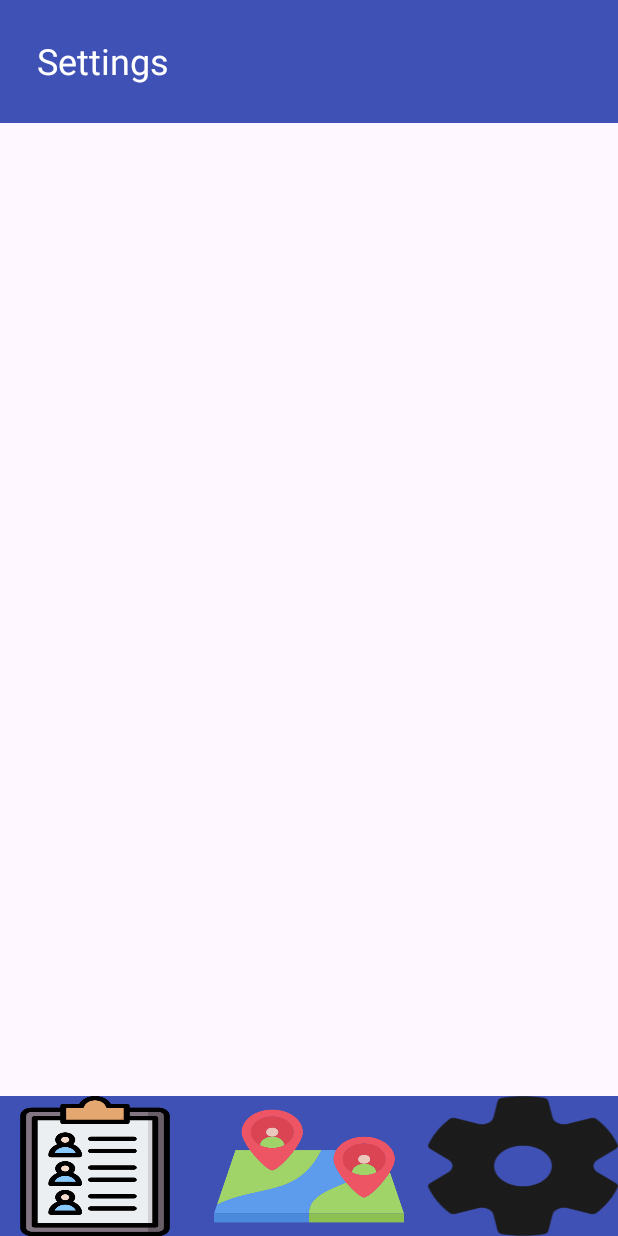
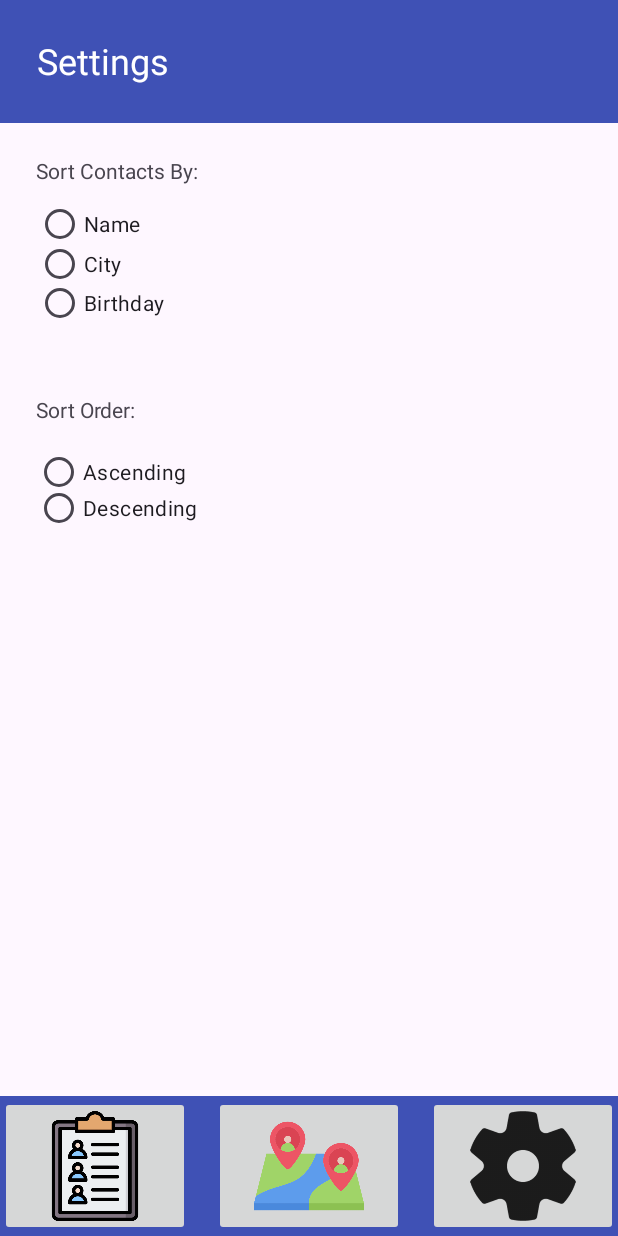
Before and after one commit to rockbeatspaper7/MOBILE-APP-CH-PROJECT, an Android app: the SettingsActivity screen opened directly, with no data from a screen before it, on a phone screen of 412 x 824 dp. Run offline under Robolectric (Android 15) with nearby library versions, the light colour scheme and no system bars.

Commit message:
made settings layout, and changed the initSettings button to where the clicking on the button while in the activity will not do anything

```diff
--- a/app/src/main/java/com/example/mycontactlist/SettingsActivity.java
+++ b/app/src/main/java/com/example/mycontactlist/SettingsActivity.java
@@ -45,10 +45,7 @@ public class SettingsActivity extends AppCompatActivity {
     }
     protected void initSettingsButton() {
         ImageButton imgButton = findViewById(R.id.settingsIcon);
-        imgButton.setOnClickListener(b -> {
-            Intent intent = new Intent(SettingsActivity.this, SettingsActivity.class);
-            intent.setFlags(Intent.FLAG_ACTIVITY_CLEAR_TOP);
-            startActivity(intent);
-        });
+        imgButton.setEnabled(false);
     }
+
 }
--- a/app/src/main/res/layout/settings_activity.xml
+++ b/app/src/main/res/layout/settings_activity.xml
@@ -20,7 +20,6 @@
 
         <TextView
             android:id="@+id/textView"
-            tools:textSize="24sp"
             android:layout_width="214dp"
             android:layout_height="34dp"
             android:text="Settings"
@@ -30,7 +29,8 @@
             app:layout_constraintEnd_toEndOf="parent"
             app:layout_constraintHorizontal_bias="0.126"
             app:layout_constraintStart_toStartOf="parent"
-            app:layout_constraintTop_toTopOf="parent" />
+            app:layout_constraintTop_toTopOf="parent"
+            tools:textSize="24sp" />
     </androidx.constraintlayout.widget.ConstraintLayout>
 
     <LinearLayout
@@ -52,7 +52,7 @@
             android:layout_height="match_parent"
             android:layout_marginEnd="8dp"
             android:layout_weight="1"
-            android:background="@drawable/contact_list_icon"
+            android:src="@drawable/contact_list_icon"
             android:contentDescription="contact icon"
             android:scaleType="fitCenter" />
 
@@ -63,7 +63,7 @@
             android:layout_marginStart="8dp"
             android:layout_marginEnd="8dp"
             android:layout_weight="1"
-            android:background="@drawable/map_icon"
+            android:src="@drawable/map_icon"
             android:contentDescription="map icon"
             android:scaleType="fitCenter" />
 
@@ -73,8 +73,85 @@
             android:layout_height="match_parent"
             android:layout_marginStart="8dp"
             android:layout_weight="1"
-            android:background="@drawable/settings_icon"
+            android:src="@drawable/settings_icon"
             android:contentDescription="settings icon"
             android:scaleType="fitCenter" />
     </LinearLayout>
+
+    <TextView
+        android:id="@+id/contactsView"
+        android:layout_width="wrap_content"
+        android:layout_height="wrap_content"
+        android:text="Sort Contacts By:"
+        app:layout_constraintBottom_toBottomOf="parent"
+        app:layout_constraintEnd_toEndOf="parent"
+        app:layout_constraintHorizontal_bias="0.079"
+        app:layout_constraintStart_toStartOf="parent"
+        app:layout_constraintTop_toTopOf="parent"
+        app:layout_constraintVertical_bias="0.129" />
+
+    <TextView
+        android:id="@+id/orderView"
+        android:layout_width="wrap_content"
+        android:layout_height="wrap_content"
+        android:text="Sort Order:"
+        app:layout_constraintBottom_toBottomOf="parent"
+        app:layout_constraintEnd_toEndOf="parent"
+        app:layout_constraintHorizontal_bias="0.069"
+        app:layout_constraintStart_toStartOf="parent"
+        app:layout_constraintTop_toTopOf="parent"
+        app:layout_constraintVertical_bias="0.327" />
+
+    <RadioGroup
+        android:id="@+id/radioGroup3"
+        android:layout_width="117dp"
+        android:layout_height="77dp"
+        app:layout_constraintBottom_toBottomOf="parent"
+        app:layout_constraintEnd_toEndOf="parent"
+        app:layout_constraintHorizontal_bias="0.081"
+        app:layout_constraintStart_toStartOf="parent"
+        app:layout_constraintTop_toTopOf="parent"
+        app:layout_constraintVertical_bias="0.183">
+
+        <RadioButton
+            android:id="@+id/radioName"
+            android:layout_width="match_parent"
+            android:layout_height="25dp"
+            android:text="Name" />
+
+        <RadioButton
+            android:id="@+id/radioCity"
+            android:layout_width="match_parent"
+            android:layout_height="28dp"
+            android:text="City" />
+
+        <RadioButton
+            android:id="@+id/radioBday"
+            android:layout_width="match_parent"
+            android:layout_height="wrap_content"
+            android:text="Birthday" />
+    </RadioGroup>
+
+    <RadioGroup
+        android:layout_width="128dp"
+        android:layout_height="48dp"
+        app:layout_constraintBottom_toBottomOf="parent"
+        app:layout_constraintEnd_toEndOf="parent"
+        app:layout_constraintHorizontal_bias="0.083"
+        app:layout_constraintStart_toStartOf="parent"
+        app:layout_constraintTop_toTopOf="parent"
+        app:layout_constraintVertical_bias="0.389">
+
+        <RadioButton
+            android:id="@+id/radioAsc"
+            android:layout_width="match_parent"
+            android:layout_height="25dp"
+            android:text="Ascending" />
+
+        <RadioButton
+            android:id="@+id/radioDesc"
+            android:layout_width="match_parent"
+            android:layout_height="wrap_content"
+            android:text="Descending" />
+    </RadioGroup>
 </androidx.constraintlayout.widget.ConstraintLayout>
```
